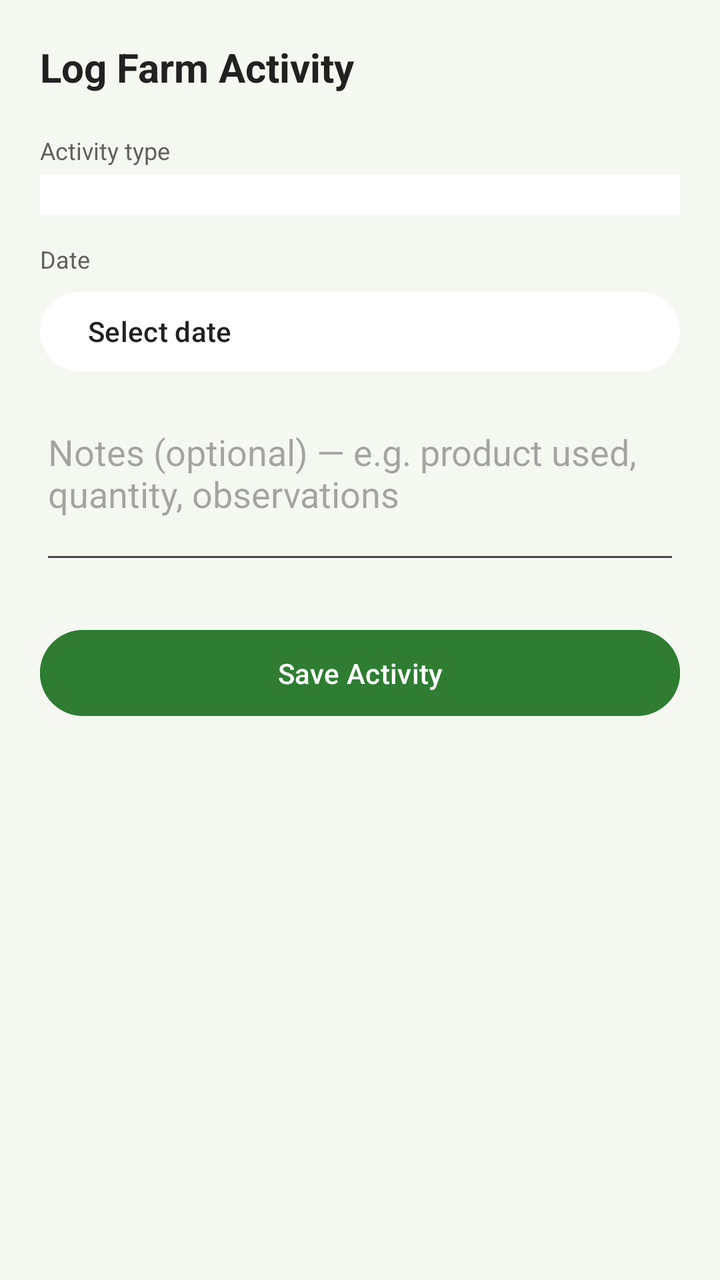
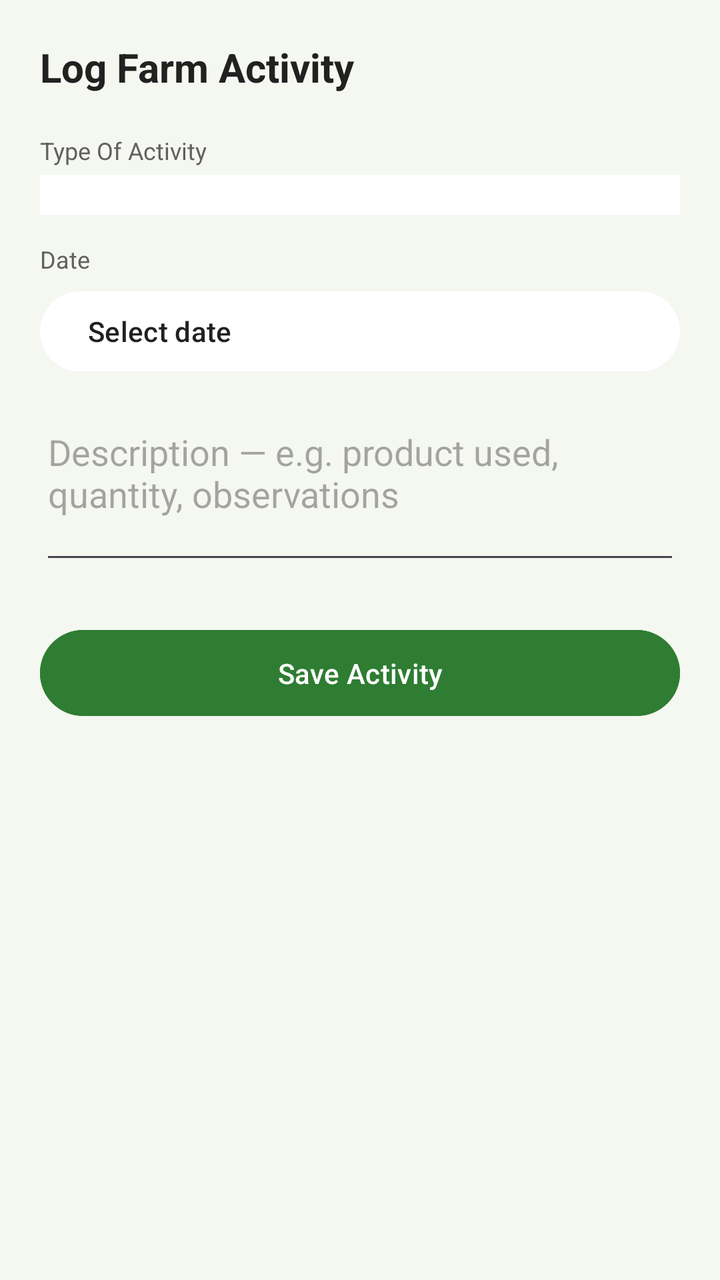

Screens rendered from an Android XML layout before and after an edit, with the pre-edit source and the edit as a unified diff.
<!-- AndroidManifest.xml: application theme Theme.CropManagementApp -->
<!-- res/layout/activity_add_activity_log.xml -->
<?xml version="1.0" encoding="utf-8"?>
<ScrollView xmlns:android="http://schemas.android.com/apk/res/android"
    android:layout_width="match_parent"
    android:layout_height="match_parent"
    android:background="@color/background_light"
    android:fillViewport="true">

    <LinearLayout
        android:layout_width="match_parent"
        android:layout_height="wrap_content"
        android:orientation="vertical"
        android:padding="20dp">

        <TextView
            android:id="@+id/tvFormTitle"
            android:layout_width="wrap_content"
            android:layout_height="wrap_content"
            android:text="Log Farm Activity"
            android:textColor="@color/text_primary"
            android:textSize="20sp"
            android:textStyle="bold" />

        <TextView
            android:layout_width="wrap_content"
            android:layout_height="wrap_content"
            android:layout_marginTop="20dp"
            android:text="Activity type"
            android:textColor="@color/text_secondary"
            android:textSize="12sp" />

        <Spinner
            android:id="@+id/spinnerActivityType"
            android:layout_width="match_parent"
            android:layout_height="wrap_content"
            android:layout_marginTop="4dp"
            android:background="@color/card_white"
            android:padding="10dp" />

        <TextView
            android:layout_width="wrap_content"
            android:layout_height="wrap_content"
            android:layout_marginTop="14dp"
            android:text="Date"
            android:textColor="@color/text_secondary"
            android:textSize="12sp" />

        <Button
            android:id="@+id/btnActivityDate"
            android:layout_width="match_parent"
            android:layout_height="wrap_content"
            android:layout_marginTop="4dp"
            android:backgroundTint="@color/card_white"
            android:gravity="start|center_vertical"
            android:text="Select date"
            android:textColor="@color/text_primary" />

        <EditText
            android:id="@+id/etNotes"
            android:layout_width="match_parent"
            android:layout_height="wrap_content"
            android:layout_marginTop="14dp"
            android:gravity="top"
            android:hint="Notes (optional) — e.g. product used, quantity, observations"
            android:inputType="textMultiLine"
            android:minLines="3" />

        <Button
            android:id="@+id/btnSaveActivity"
            android:layout_width="match_parent"
            android:layout_height="wrap_content"
            android:layout_marginTop="24dp"
            android:backgroundTint="@color/green_primary"
            android:padding="12dp"
            android:text="Save Activity"
            android:textColor="@color/white" />

    </LinearLayout>
</ScrollView>
<!-- resources referenced by this layout -->
<resources>
  <color name="background_light">#F5F7F1</color>
  <color name="card_white">#FFFFFF</color>
  <color name="green_primary">#2E7D32</color>
  <color name="text_primary">#212121</color>
  <color name="text_secondary">#616161</color>
  <color name="white">#FFFFFF</color>
  <style name="Theme.CropManagementApp" parent="Base.Theme.CropManagementApp" />
  <style name="Base.Theme.CropManagementApp" parent="Theme.Material3.DayNight.NoActionBar">
          
          
      </style>
</resources>

<!-- the commit's change to res/layout/activity_add_activity_log.xml (unified diff, before → after) -->
@@ -24,7 +24,7 @@
             android:layout_width="wrap_content"
             android:layout_height="wrap_content"
             android:layout_marginTop="20dp"
-            android:text="Activity type"
+            android:text="Type Of Activity"
             android:textColor="@color/text_secondary"
             android:textSize="12sp" />
 
@@ -60,7 +60,7 @@
             android:layout_height="wrap_content"
             android:layout_marginTop="14dp"
             android:gravity="top"
-            android:hint="Notes (optional) — e.g. product used, quantity, observations"
+            android:hint="Description — e.g. product used, quantity, observations"
             android:inputType="textMultiLine"
             android:minLines="3" />
 
